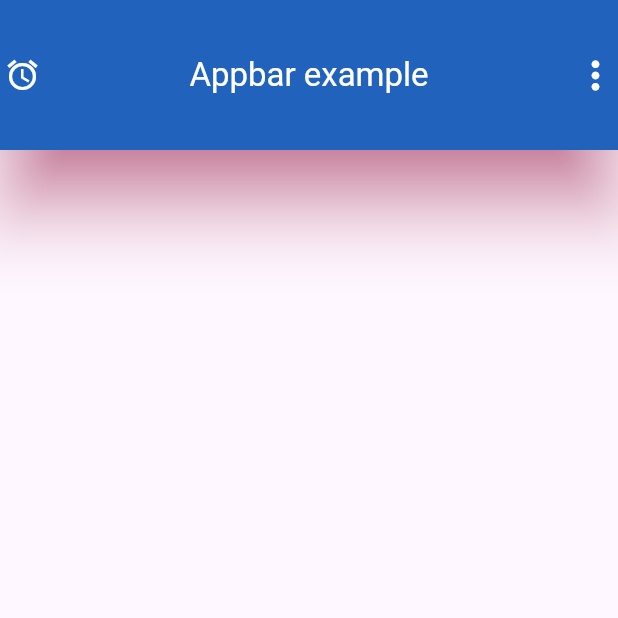
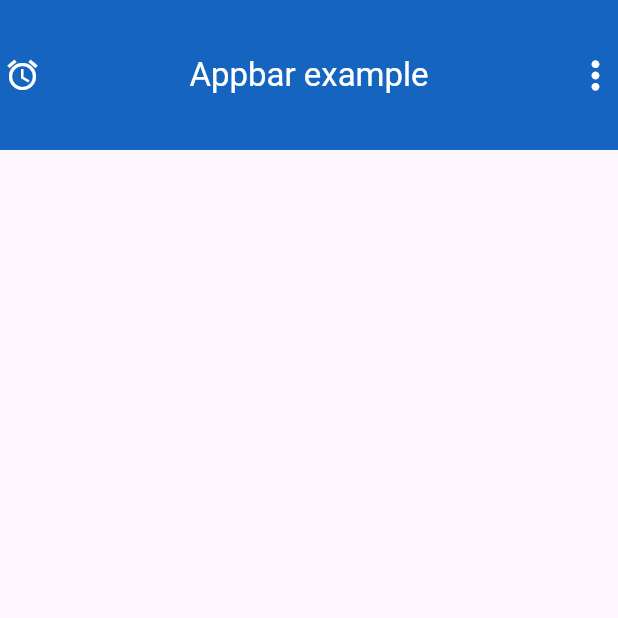
Before and after one commit to PATELPRATHAM007/Flutter_Widget, a Flutter app: the screen it shows after launch, on a phone screen of 412 x 824 dp, the top half of it. Run offline on Flutter 3.47's test engine with Material 3 defaults, Android fonts, the phone set to English and light mode, and no system bars.

Commit message:
appbar widget

```diff
--- a/lib/16_appbar.dart
+++ b/lib/16_appbar.dart
@@ -7,8 +7,16 @@ class AppBarExample extends StatelessWidget {
   Widget build(BuildContext context) {
     return MaterialApp(
       home: Scaffold(
+        extendBodyBehindAppBar: true,
         appBar: AppBar(
           backgroundColor: Colors.blue[800],
+          flexibleSpace: Container(
+            decoration: BoxDecoration(
+                borderRadius: BorderRadius.only(
+                    bottomLeft: Radius.circular(20),
+                    bottomRight: Radius.circular(20))),
+          ),
+
           leading: const Icon(Icons
               .access_alarm), // leading property are mostly use for puting icon or icon buttons  or in a some case we can be use this part for puting our logo and name for company
           leadingWidth: 30, // use for putign some space to the starting part
@@ -20,18 +28,21 @@ class AppBarExample extends StatelessWidget {
           titleTextStyle: const TextStyle(
               color: Colors.white,
               fontSize: 22), // use for decoraction of title
+
           // title: Container(
           //   width: 50,
           //   height: 50,
           //   child: Image.network("url"),
           // ), // we are able to image on the appbar
           centerTitle: true, // set title in the center of appbar
+
           actions: const [
             Icon(Icons.more_vert)
           ], // use for set some action icons like setting icons.we can be set one or more action button
           actionsIconTheme: const IconThemeData(
               color: Colors.white, size: 30), // decoration for actions icons
-          elevation: 21, //eleveing of appbar
+
+          elevation: 0.0, //eleveing of appbar
           shadowColor: Colors.pink,
           toolbarHeight: 100, //set size of appbar
           // toolbarOpacity: .5, // ser opacity of elements ehich are available in appbar
```
Also changed, not shown: lib/16.1_immediately_hide_appbar.dart (added, +62 -0 lines).
